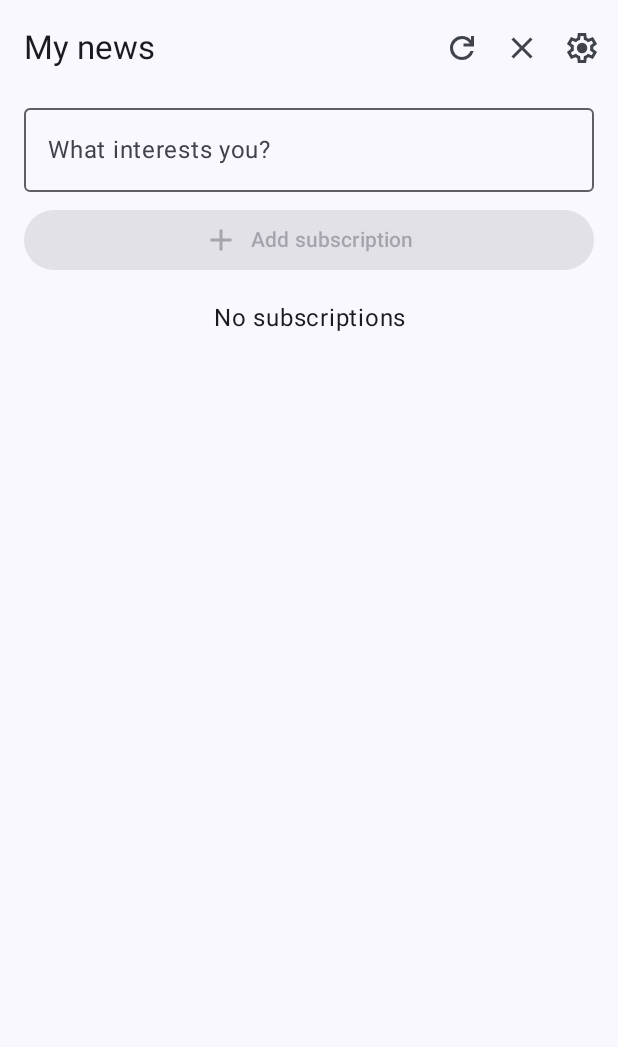
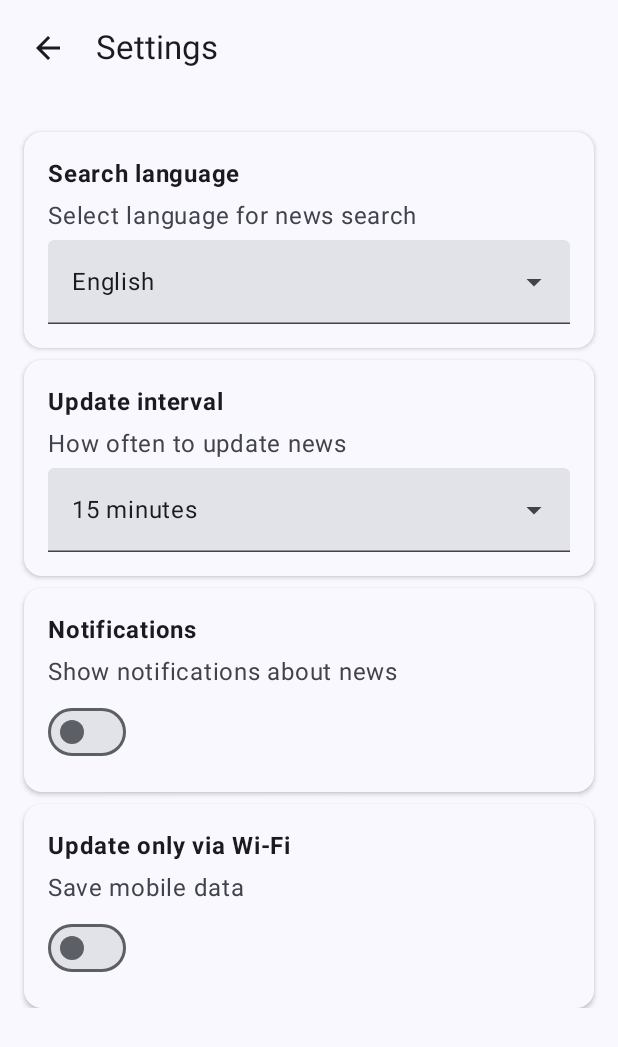
Before and after one commit to kzerkovich/News, an Android app built with Jetpack Compose: the screen it shows after launch (MainActivity), after a tap on "Settings screen", on a phone screen of 412 x 824 dp. Shown: the top 1047 px of the screen. Run offline under Robolectric (Android 15) with nearby library versions, the phone set to English and light mode, and no system bars; our stand-ins replace Dagger/Hilt's generated code, Room's generated code; libraries missing offline, so code that uses them is left out: androidx.hilt.lifecycle; pictures from the network do not load; 6 statements that could not run were skipped.

Commit message:
feat: Created settings screen Added navigation

```diff
--- a/app/src/main/java/com/kzerk/news/presentation/MainActivity.kt
+++ b/app/src/main/java/com/kzerk/news/presentation/MainActivity.kt
@@ -7,6 +7,8 @@ import androidx.activity.compose.rememberLauncherForActivityResult
 import androidx.activity.compose.setContent
 import androidx.activity.enableEdgeToEdge
 import androidx.activity.result.contract.ActivityResultContracts
+import com.kzerk.news.presentation.navigation.NavGraph
+import com.kzerk.news.presentation.screens.settings.SettingsScreen
 import com.kzerk.news.presentation.screens.subscriptions.SubscriptionsScreen
 import com.kzerk.news.presentation.ui.theme.NewsTheme
 import dagger.hilt.android.AndroidEntryPoint
@@ -18,17 +20,7 @@ class MainActivity : ComponentActivity() {
         enableEdgeToEdge()
         setContent {
             NewsTheme {
-                val permissionLauncher = rememberLauncherForActivityResult(
-                    contract = ActivityResultContracts.RequestPermission(),
-                    onResult = {}
-                )
-                SubscriptionsScreen(
-                    onNavigateSettings = {
-                        if (Build.VERSION.SDK_INT >= Build.VERSION_CODES.TIRAMISU) {
-                            permissionLauncher.launch(android.Manifest.permission.POST_NOTIFICATIONS)
-                        }
-                    }
-                )
+                NavGraph()
             }
         }
     }
--- /dev/null
+++ b/app/src/main/java/com/kzerk/news/presentation/navigation/NavGraph.kt
@@ -0,0 +1,38 @@
+package com.kzerk.news.presentation.navigation
+
+import androidx.compose.runtime.Composable
+import androidx.navigation.compose.NavHost
+import androidx.navigation.compose.composable
+import androidx.navigation.compose.rememberNavController
+import com.kzerk.news.presentation.screens.settings.SettingsScreen
+import com.kzerk.news.presentation.screens.subscriptions.SubscriptionsScreen
+
+@Composable
+fun NavGraph() {
+    val navController = rememberNavController()
+
+    NavHost(
+        navController = navController,
+        startDestination = Screen.Subscriptions.route
+    ) {
+        composable(route = Screen.Subscriptions.route) {
+            SubscriptionsScreen(
+                onNavigateSettings = {
+                    navController.navigate(Screen.Settings.route)
+                }
+            )
+        }
+        composable(route = Screen.Settings.route) {
+            SettingsScreen(
+                onBackClick = {
+                    navController.popBackStack()
+                }
+            )
+        }
+    }
+}
+
+sealed class Screen(val route: String) {
+    object Subscriptions : Screen("subscriptions")
+    object Settings : Screen("settings")
+}
--- /dev/null
+++ b/app/src/main/java/com/kzerk/news/presentation/screens/settings/SettingsMapper.kt
@@ -0,0 +1,32 @@
+package com.kzerk.news.presentation.screens.settings
+
+import androidx.compose.runtime.Composable
+import androidx.compose.ui.res.stringResource
+import com.kzerk.news.R
+import com.kzerk.news.domain.entity.Interval
+import com.kzerk.news.domain.entity.Language
+
+
+@Composable
+fun Language.toReadableFormat(): String {
+    return when (this) {
+        Language.ENGLISH -> stringResource(R.string.english)
+        Language.RUSSIAN -> stringResource(R.string.russian)
+        Language.GERMAN -> stringResource(R.string.deutsch)
+        Language.FRENCH -> stringResource(R.string.french)
+    }
+}
+
+@Composable
+fun Interval.toReadableFormat(): String {
+    return when (this) {
+        Interval.MINUTE_15 -> "15 minutes"
+        Interval.MINUTE_30 -> "30 minutes"
+        Interval.HOUR_1 -> "1 hour"
+        Interval.HOUR_2 -> "2 hours"
+        Interval.HOUR_4 -> "4 hours"
+        Interval.HOUR_8 -> "8 hours"
+        Interval.HOUR_12 -> "12 hours"
+        Interval.HOUR_24 -> "24 hours"
+    }
+}
--- /dev/null
+++ b/app/src/main/java/com/kzerk/news/presentation/screens/settings/SettingsScreen.kt
@@ -0,0 +1,250 @@
+@file:OptIn(ExperimentalMaterial3Api::class)
+
+package com.kzerk.news.presentation.screens.settings
+
+import android.os.Build
+import androidx.activity.compose.rememberLauncherForActivityResult
+import androidx.activity.result.contract.ActivityResultContracts
+import androidx.compose.foundation.clickable
+import androidx.compose.foundation.layout.Arrangement
+import androidx.compose.foundation.layout.Column
+import androidx.compose.foundation.layout.Spacer
+import androidx.compose.foundation.layout.fillMaxWidth
+import androidx.compose.foundation.layout.height
+import androidx.compose.foundation.layout.padding
+import androidx.compose.foundation.lazy.LazyColumn
+import androidx.compose.material3.Card
+import androidx.compose.material3.CardDefaults
+import androidx.compose.material3.DropdownMenuItem
+import androidx.compose.material3.ExperimentalMaterial3Api
+import androidx.compose.material3.ExposedDropdownMenuAnchorType
+import androidx.compose.material3.ExposedDropdownMenuBox
+import androidx.compose.material3.ExposedDropdownMenuDefaults
+import androidx.compose.material3.Icon
+import androidx.compose.material3.MaterialTheme
+import androidx.compose.material3.Scaffold
+import androidx.compose.material3.Switch
+import androidx.compose.material3.Text
+import androidx.compose.material3.TextField
+import androidx.compose.material3.TopAppBar
+import androidx.compose.runtime.Composable
+import androidx.compose.runtime.collectAsState
+import androidx.compose.runtime.getValue
+import androidx.compose.runtime.mutableStateOf
+import androidx.compose.runtime.remember
+import androidx.compose.runtime.setValue
+import androidx.compose.ui.Modifier
+import androidx.compose.ui.res.painterResource
+import androidx.compose.ui.res.stringResource
+import androidx.compose.ui.text.font.FontWeight
+import androidx.compose.ui.unit.dp
+import androidx.hilt.lifecycle.viewmodel.compose.hiltViewModel
+import com.kzerk.news.R
+
+@Composable
+fun SettingsScreen(
+    modifier: Modifier = Modifier,
+    onBackClick: () -> Unit,
+    settingsViewModel: SettingsViewModel = hiltViewModel()
+) {
+    val permissionLauncher = rememberLauncherForActivityResult(
+        contract = ActivityResultContracts.RequestPermission(),
+        onResult = {
+            settingsViewModel.processCommand(SettingsCommand.SetNotificationsEnabled(it))
+        }
+    )
+
+    Scaffold(
+        modifier = modifier.fillMaxWidth(),
+        topBar = {
+            TopAppBar(
+                title = { Text(text = stringResource(R.string.settings)) },
+                navigationIcon = {
+                    Icon(
+                        modifier = Modifier
+                            .padding(horizontal = 16.dp)
+                            .clickable {
+                                onBackClick()
+                            },
+                        painter = painterResource(R.drawable.ic_back),
+                        contentDescription = stringResource(R.string.back)
+                    )
+                }
+            )
+        }
+    ) { innerPadding ->
+        val state = settingsViewModel.state.collectAsState()
+
+        when (val currentState = state.value) {
+            is SettingsState.Configuration -> {
+                LazyColumn(
+                    modifier = Modifier.padding(16.dp),
+                    verticalArrangement = Arrangement.spacedBy(8.dp),
+                    contentPadding = innerPadding
+                ) {
+                    item {
+                        Spacer(modifier = Modifier.height(8.dp))
+                        SettingsCard(
+                            title = stringResource(R.string.search_language),
+                            subtitle = stringResource(R.string.select_language_for_news_search)
+                        ) {
+                            SettingsDropDown(
+                                items = currentState.languages,
+                                selectedItem = currentState.language,
+                                onItemSelected = {
+                                    settingsViewModel.processCommand(
+                                        SettingsCommand.SelectLanguage(
+                                            it
+                                        )
+                                    )
+                                },
+                                itemAsString = { it.toReadableFormat() }
+                            )
+                        }
+                    }
+
+                    item {
+                        SettingsCard(
+                            title = stringResource(R.string.update_interval),
+                            subtitle = stringResource(R.string.how_often_to_update_news)
+                        ) {
+                            SettingsDropDown(
+                                items = currentState.intervals,
+                                selectedItem = currentState.interval,
+                                onItemSelected = {
+                                    settingsViewModel.processCommand(
+                                        SettingsCommand.SelectInterval(
+                                            it
+                                        )
+                                    )
+                                },
+                                itemAsString = { it.toReadableFormat() }
+                            )
+                        }
+                    }
+
+                    item {
+                        SettingsCard(
+                            title = stringResource(R.string.notifications),
+                            subtitle = stringResource(R.string.show_notifications_about_news)
+                        ) {
+                            Switch(
+                                checked = currentState.notificationsEnabled,
+                                onCheckedChange = { enabled ->
+                                    if (enabled && Build.VERSION.SDK_INT >= Build.VERSION_CODES.TIRAMISU) {
+                                        permissionLauncher.launch(
+                                            android.Manifest.permission.POST_NOTIFICATIONS
+                                        )
+                                    }
+                                    else {
+                                        settingsViewModel.processCommand(
+                                            SettingsCommand.SetNotificationsEnabled(enabled)
+                                        )
+                                    }
+                                }
+                            )
+                        }
+                    }
+
+                    item {
+                        SettingsCard(
+                            title = stringResource(R.string.update_only_via_wi_fi),
+                            subtitle = stringResource(R.string.save_mobile_data)
+                        ) {
+                            Switch(
+                                checked = currentState.wifiOnly,
+                                onCheckedChange = {
+                                    settingsViewModel.processCommand(
+                                        SettingsCommand.SetWifiOnly(it)
+                                    )
+                                }
+                            )
+                        }
+                    }
+                }
+            }
+
+            SettingsState.Initial -> {}
+        }
+    }
+}
+
+@Composable
+private fun SettingsCard(
+    modifier: Modifier = Modifier,
+    title: String,
+    subtitle: String,
+    content: @Composable () -> Unit
+) {
+    Card(
+        modifier = modifier.fillMaxWidth(),
+        colors = CardDefaults.cardColors(
+            containerColor = MaterialTheme.colorScheme.surface
+        ),
+        elevation = CardDefaults.cardElevation(defaultElevation = 2.dp)
+    ) {
+        Column(
+            modifier = Modifier
+                .fillMaxWidth()
+                .padding(16.dp)
+        ) {
+            Text(
+                text = title,
+                fontWeight = FontWeight.Bold
+            )
+            Spacer(modifier = Modifier.height(4.dp))
+            Text(
+                text = subtitle,
+                color = MaterialTheme.colorScheme.onSurfaceVariant
+            )
+            Spacer(modifier = Modifier.height(4.dp))
+            content()
+        }
+    }
+}
+
+@Composable
+private fun <T> SettingsDropDown(
+    modifier: Modifier = Modifier,
+    items: List<T>,
+    selectedItem: T,
+    onItemSelected: (T) -> Unit,
+    itemAsString: @Composable (T) -> String
+) {
+    var expanded by remember { mutableStateOf(false) }
+    ExposedDropdownMenuBox(
+        modifier = modifier.fillMaxWidth(),
+        expanded = expanded,
+        onExpandedChange = { expanded = it }
+    ) {
+        TextField(
+            modifier = Modifier
+                .fillMaxWidth()
+                .menuAnchor(ExposedDropdownMenuAnchorType.PrimaryNotEditable, true),
+            value = itemAsString(selectedItem),
+            onValueChange = {},
+            readOnly = true,
+            trailingIcon = {
+                ExposedDropdownMenuDefaults.TrailingIcon(expanded = expanded)
+            }
+        )
+
+        ExposedDropdownMenu(
+            modifier = Modifier,
+            expanded = expanded,
+            onDismissRequest = { expanded = false }
+        ) {
+            items.forEach { item ->
+                DropdownMenuItem(
+                    text = {
+                        Text(text = itemAsString(item))
+                    },
+                    onClick = {
+                        onItemSelected(item)
+                        expanded = false
+                    }
+                )
+            }
+        }
+    }
+}
--- /dev/null
+++ b/app/src/main/java/com/kzerk/news/presentation/screens/settings/SettingsViewModel.kt
@@ -0,0 +1,89 @@
+package com.kzerk.news.presentation.screens.settings
+
+import androidx.lifecycle.ViewModel
+import androidx.lifecycle.viewModelScope
+import com.kzerk.news.domain.entity.Interval
+import com.kzerk.news.domain.entity.Language
+import com.kzerk.news.domain.usecase.GetSettingsUseCase
+import com.kzerk.news.domain.usecase.UpdateIntervalUseCase
+import com.kzerk.news.domain.usecase.UpdateLanguageUseCase
+import com.kzerk.news.domain.usecase.UpdateNotificationsEnabledUseCase
+import com.kzerk.news.domain.usecase.UpdateWifiOnlyUseCase
+import dagger.hilt.android.lifecycle.HiltViewModel
+import jakarta.inject.Inject
+import kotlinx.coroutines.flow.MutableStateFlow
+import kotlinx.coroutines.flow.asStateFlow
+import kotlinx.coroutines.flow.launchIn
+import kotlinx.coroutines.flow.onEach
+import kotlinx.coroutines.flow.update
+import kotlinx.coroutines.launch
+
+@HiltViewModel
+class SettingsViewModel @Inject constructor(
+    getSettingsUseCase: GetSettingsUseCase,
+    private val updateIntervalUseCase: UpdateIntervalUseCase,
+    private val updateLanguageUseCase: UpdateLanguageUseCase,
+    private val updateNotificationsEnabledUseCase: UpdateNotificationsEnabledUseCase,
+    private val updateWifiOnlyUseCase: UpdateWifiOnlyUseCase
+) : ViewModel() {
+    private val _state = MutableStateFlow<SettingsState>(SettingsState.Initial)
+    val state = _state.asStateFlow()
+
+    init {
+        getSettingsUseCase()
+            .onEach { settings ->
+                _state.update {
+                    SettingsState.Configuration(
+                        language = settings.language,
+                        interval = settings.interval,
+                        wifiOnly = settings.wifiOnly,
+                        notificationsEnabled = settings.notificationEnabled
+                    )
+                }
+            }
+            .launchIn(viewModelScope)
+    }
+
+    fun processCommand(command: SettingsCommand) {
+        viewModelScope.launch {
+            when (command) {
+                is SettingsCommand.SelectInterval -> {
+                    updateIntervalUseCase(command.interval)
+                }
+
+                is SettingsCommand.SelectLanguage -> {
+                    updateLanguageUseCase(command.language)
+                }
+
+                is SettingsCommand.SetNotificationsEnabled -> {
+                    updateNotificationsEnabledUseCase(command.enabled)
+                }
+
+                is SettingsCommand.SetWifiOnly -> {
+                    updateWifiOnlyUseCase(command.enabled)
+                }
+            }
+        }
+
+    }
+}
+
+sealed interface SettingsCommand {
+    data class SelectLanguage(val language: Language) : SettingsCommand
+    data class SelectInterval(val interval: Interval) : SettingsCommand
+    data class SetWifiOnly(val enabled: Boolean) : SettingsCommand
+    data class SetNotificationsEnabled(val enabled: Boolean) : SettingsCommand
+}
+
+sealed interface SettingsState {
+
+    data object Initial : SettingsState
+    data class Configuration(
+        val language: Language,
+        val interval: Interval,
+        val wifiOnly: Boolean,
+        val notificationsEnabled: Boolean,
+        val languages: List<Language> = Language.entries,
+        val intervals: List<Interval> = Interval.entries
+    ) : SettingsState
+}
--- /dev/null
+++ b/app/src/main/res/drawable/ic_back.xml
@@ -0,0 +1,9 @@
+<vector xmlns:android="http://schemas.android.com/apk/res/android"
+    android:width="24dp"
+    android:height="24dp"
+    android:viewportWidth="960"
+    android:viewportHeight="960">
+  <path
+      android:pathData="m313,520 l224,224 -57,56 -320,-320 320,-320 57,56 -224,224h487v80L313,520Z"
+      android:fillColor="#e3e3e3"/>
+</vector>
--- a/app/src/main/res/values/strings.xml
+++ b/app/src/main/res/values/strings.xml
@@ -18,4 +18,18 @@
     <string name="no_articles_for_selected_subscriptions">No articles for selected subscriptions</string>
     <string name="new_articles">New Articles</string>
     <string name="updated_subscriptions">Updated %1$d subscriptions: %2$s</string>
+    <string name="settings">Settings</string>
+    <string name="back">Back</string>
+    <string name="search_language">Search language</string>
+    <string name="select_language_for_news_search">Select language for news search</string>
+    <string name="english">English</string>
+    <string name="russian">Русский</string>
+    <string name="deutsch">Deutsch</string>
+    <string name="french">Français</string>
+    <string name="update_interval">Update interval</string>
+    <string name="how_often_to_update_news">How often to update news</string>
+    <string name="notifications">Notifications</string>
+    <string name="show_notifications_about_news">Show notifications about news</string>
+    <string name="save_mobile_data">Save mobile data</string>
+    <string name="update_only_via_wi_fi">Update only via Wi-Fi</string>
 </resources>
```
